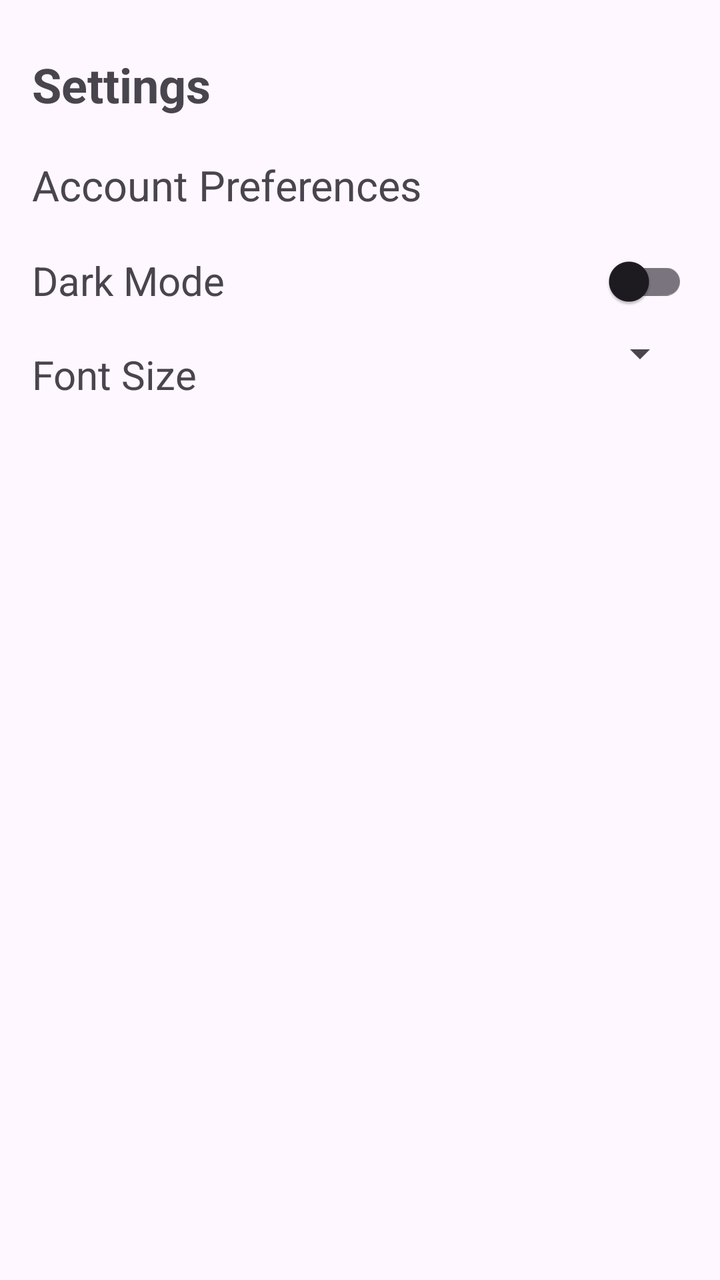
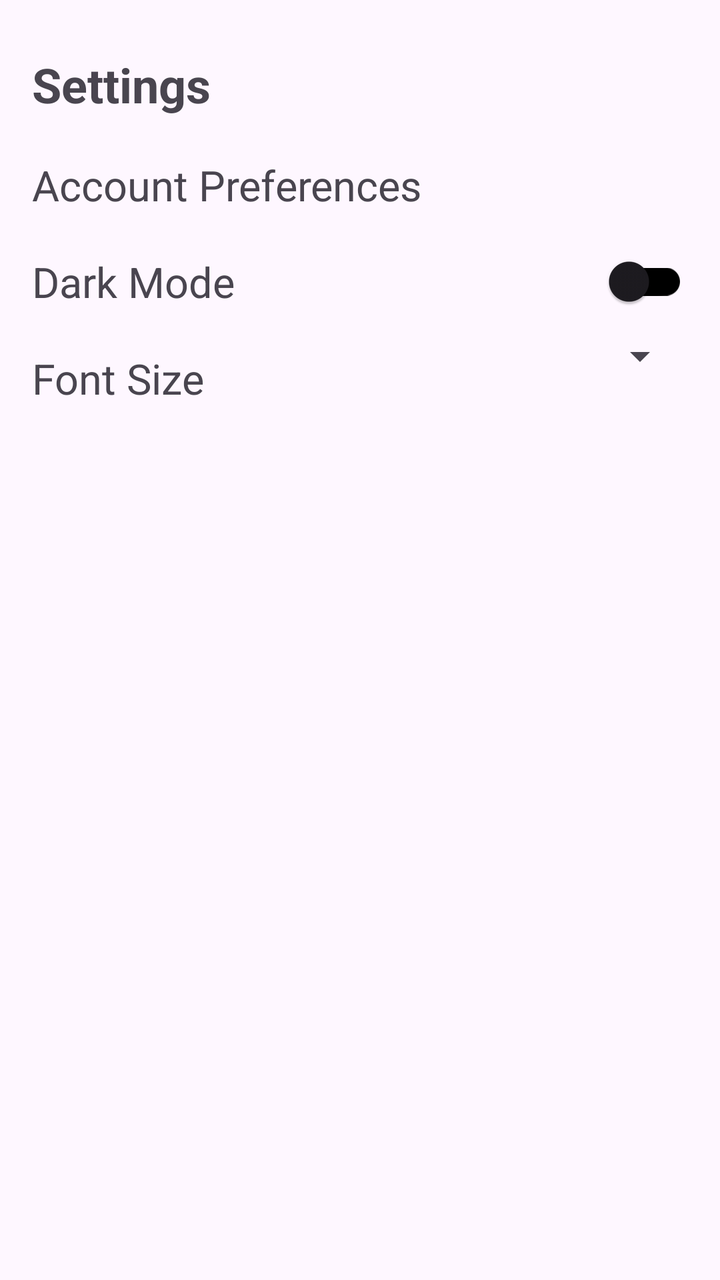

The first picture is an Android layout as it rendered before a commit; the second is the same layout after the commit. The layout source and the unified diff follow.
<!-- AndroidManifest.xml: application theme Theme.TheApp -->
<!-- res/layout/fragment_settings.xml -->
<?xml version="1.0" encoding="utf-8"?>
<androidx.constraintlayout.widget.ConstraintLayout
    xmlns:android="http://schemas.android.com/apk/res/android"
    xmlns:app="http://schemas.android.com/apk/res-auto"
    xmlns:tools="http://schemas.android.com/tools"
    android:layout_width="match_parent"
    android:layout_height="match_parent"
    android:padding="16dp"
    tools:context=".SettingsFragment">

    <TextView
        android:id="@+id/settingsTitle"
        android:layout_width="0dp"
        android:layout_height="wrap_content"
        android:text="@string/action_settings"
        android:textSize="24sp"
        android:textStyle="bold"
        android:paddingTop="10dp"
        android:paddingBottom="10dp"
        app:layout_constraintTop_toTopOf="parent"
        app:layout_constraintStart_toStartOf="parent"
        app:layout_constraintEnd_toEndOf="parent" />

    <TextView
        android:id="@+id/accountPreferences"
        android:layout_width="0dp"
        android:layout_height="wrap_content"
        android:text="@string/account_preferences"
        android:clickable="true"
        android:focusable="true"
        android:textSize="21sp"
        android:paddingTop="10dp"
        android:paddingBottom="10dp"
        android:background="?attr/selectableItemBackground"
        app:layout_constraintTop_toBottomOf="@id/settingsTitle"
        app:layout_constraintStart_toStartOf="parent"
        app:layout_constraintEnd_toEndOf="parent" />

    <TextView
        android:id="@+id/darkMode"
        android:layout_width="0dp"
        android:layout_height="wrap_content"
        android:text="@string/dark_mode"
        android:textSize="20sp"
        android:paddingTop="10dp"
        android:paddingBottom="10dp"
        app:layout_constraintTop_toBottomOf="@id/accountPreferences"
        app:layout_constraintStart_toStartOf="parent" />

    <androidx.appcompat.widget.SwitchCompat
        android:id="@+id/switchDarkMode"
        android:layout_width="wrap_content"
        android:layout_height="wrap_content"
        app:layout_constraintTop_toTopOf="@id/darkMode"
        app:layout_constraintEnd_toEndOf="parent"/>

    <TextView
        android:id="@+id/fontSize"
        android:layout_width="0dp"
        android:layout_height="wrap_content"
        android:text="@string/font_size"
        android:textSize="20sp"
        android:paddingTop="10dp"
        android:paddingBottom="10dp"
        app:layout_constraintTop_toBottomOf="@id/darkMode"
        app:layout_constraintStart_toStartOf="parent" />

    <Spinner
        android:id="@+id/fontSpinner"
        android:layout_width="wrap_content"
        android:layout_height="wrap_content"
        android:spinnerMode="dropdown"
        android:gravity="center"
        android:padding="13dp"
        app:layout_constraintTop_toTopOf="@id/fontSize"
        app:layout_constraintEnd_toEndOf="parent" />

</androidx.constraintlayout.widget.ConstraintLayout>
<!-- resources referenced by this layout -->
<resources>
  <string name="account_preferences">Account Preferences</string>
  <string name="action_settings">Settings</string>
  <string name="dark_mode">Dark Mode</string>
  <string name="font_size">Font Size</string>
  <style name="Theme.TheApp" parent="Base.Theme.TheApp" />
  <style name="Base.Theme.TheApp" parent="Theme.Material3.DayNight.NoActionBar">
          
          
          <item name="colorPrimary">@color/primary</item>
          <item name="colorOnPrimary">@color/on_primary</item>
      </style>
  <color name="primary">#000000</color>
  <color name="on_primary">#FFFFFF</color>
</resources>

<!-- the commit's change to res/layout/fragment_settings.xml (unified diff, before → after) -->
@@ -13,7 +13,7 @@
         android:layout_width="0dp"
         android:layout_height="wrap_content"
         android:text="@string/action_settings"
-        android:textSize="24sp"
+        android:textSize="@dimen/font_title"
         android:textStyle="bold"
         android:paddingTop="10dp"
         android:paddingBottom="10dp"
@@ -28,7 +28,7 @@
         android:text="@string/account_preferences"
         android:clickable="true"
         android:focusable="true"
-        android:textSize="21sp"
+        android:textSize="@dimen/font_medium"
         android:paddingTop="10dp"
         android:paddingBottom="10dp"
         android:background="?attr/selectableItemBackground"
@@ -41,7 +41,7 @@
         android:layout_width="0dp"
         android:layout_height="wrap_content"
         android:text="@string/dark_mode"
-        android:textSize="20sp"
+        android:textSize="@dimen/font_medium"
         android:paddingTop="10dp"
         android:paddingBottom="10dp"
         app:layout_constraintTop_toBottomOf="@id/accountPreferences"
@@ -51,6 +51,7 @@
         android:id="@+id/switchDarkMode"
         android:layout_width="wrap_content"
         android:layout_height="wrap_content"
+        app:trackTint="@color/primary"
         app:layout_constraintTop_toTopOf="@id/darkMode"
         app:layout_constraintEnd_toEndOf="parent"/>
 
@@ -59,7 +60,7 @@
         android:layout_width="0dp"
         android:layout_height="wrap_content"
         android:text="@string/font_size"
-        android:textSize="20sp"
+        android:textSize="@dimen/font_medium"
         android:paddingTop="10dp"
         android:paddingBottom="10dp"
         app:layout_constraintTop_toBottomOf="@id/darkMode"
<!-- resource entries referenced after the edit -->
@@ -12,6 +12,8 @@
           <item name="colorOnPrimary">@color/on_primary</item>
       </style>
   <color name="primary">#000000</color>
+  <dimen name="font_medium">21sp</dimen>
+  <dimen name="font_title">24sp</dimen>
   <color name="on_primary">#FFFFFF</color>
 </resources>
 
